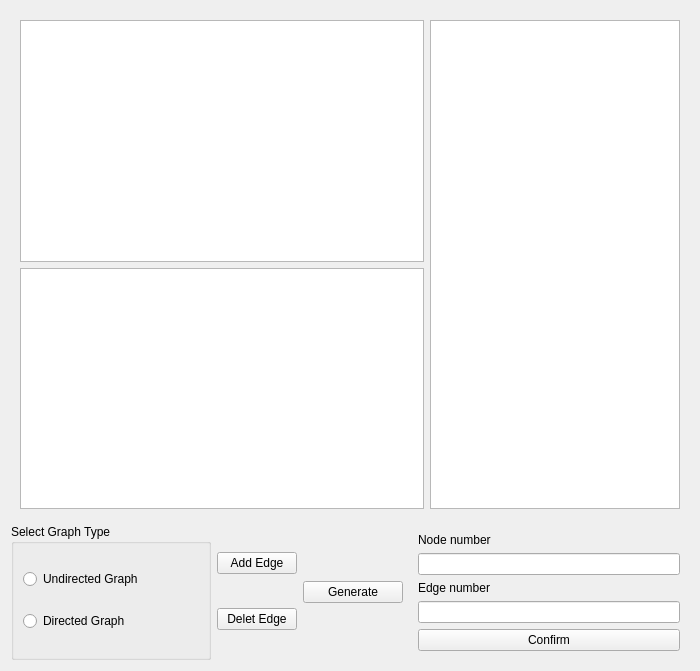
The window that generator_ui.ui (KrowFeather/Graph_Generator) describes before a commit, drawn with Qt 5.
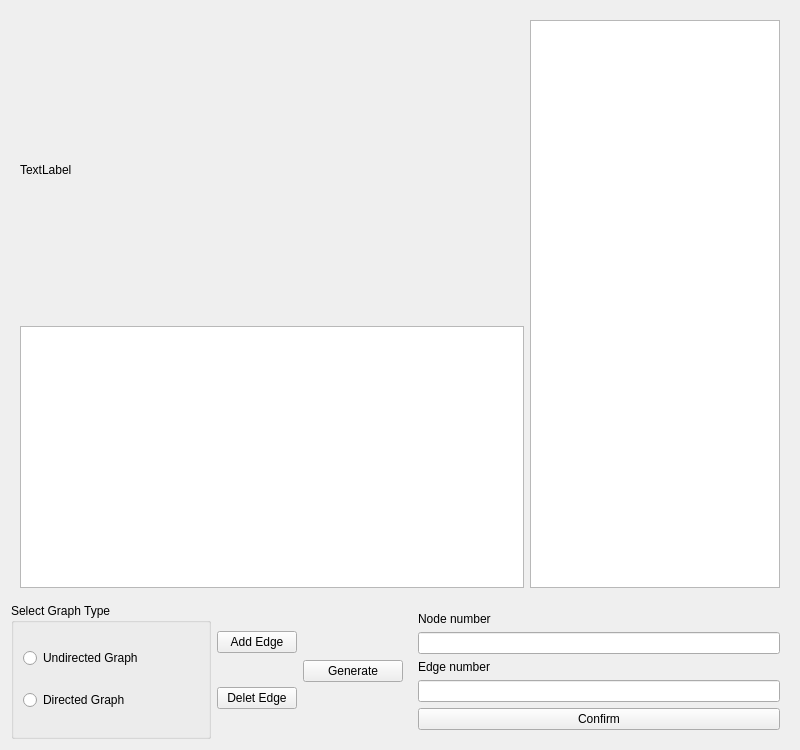
The same window after the commit.

What changed in the file:
```diff
--- a/generator_ui.ui
+++ b/generator_ui.ui
@@ -6,14 +6,14 @@
    <rect>
     <x>0</x>
     <y>0</y>
-    <width>700</width>
-    <height>671</height>
+    <width>800</width>
+    <height>750</height>
    </rect>
   </property>
   <property name="minimumSize">
    <size>
-    <width>700</width>
-    <height>600</height>
+    <width>800</width>
+    <height>750</height>
    </size>
   </property>
   <property name="maximumSize">
@@ -34,7 +34,17 @@
         <item>
          <layout class="QVBoxLayout" name="verticalLayout_2">
           <item>
-           <widget class="QGraphicsView" name="graphicsView"/>
+           <widget class="QLabel" name="view">
+            <property name="minimumSize">
+             <size>
+              <width>400</width>
+              <height>300</height>
+             </size>
+            </property>
+            <property name="text">
+             <string>TextLabel</string>
+            </property>
+           </widget>
           </item>
           <item>
            <widget class="QTableWidget" name="tableWidget"/>
```
